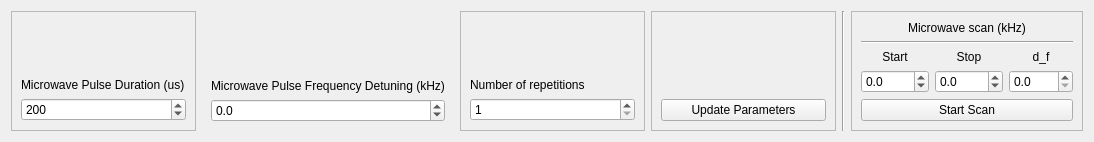
JeremyQO/GUI-Experiment, file widgets/MWSpectro/MWSpectro_sequence.ui: the form before one commit.
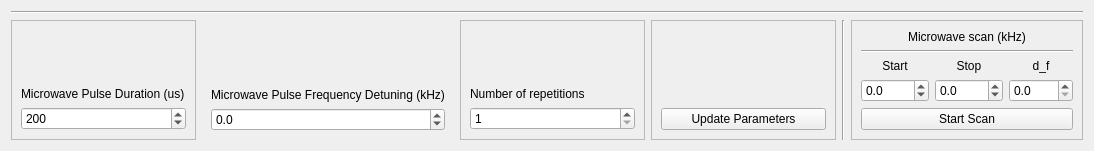
The form after the commit.

```diff
--- a/widgets/MWSpectro/MWSpectro_sequence.ui
+++ b/widgets/MWSpectro/MWSpectro_sequence.ui
@@ -14,44 +14,31 @@
    <string>Form</string>
   </property>
   <layout class="QGridLayout" name="gridLayout_2">
-   <item row="0" column="4">
-    <widget class="Line" name="line">
-     <property name="orientation">
-      <enum>Qt::Vertical</enum>
-     </property>
-    </widget>
-   </item>
-   <item row="0" column="2">
-    <widget class="QFrame" name="frame_2">
-     <property name="frameShape">
-      <enum>QFrame::StyledPanel</enum>
-     </property>
-     <property name="frameShadow">
-      <enum>QFrame::Raised</enum>
-     </property>
-     <layout class="QGridLayout" name="gridLayout_5">
+   <item row="1" column="1">
+    <widget class="QFrame" name="gridFrame">
+     <layout class="QGridLayout" name="gridLayout_4">
+      <item row="1" column="0">
+       <widget class="QLabel" name="label_2">
+        <property name="text">
+         <string>Microwave Pulse Frequency Detuning (kHz)</string>
+        </property>
+       </widget>
+      </item>
       <item row="2" column="0">
-       <widget class="QDoubleSpinBox" name="doubleSpinBox_repetitions">
+       <widget class="QDoubleSpinBox" name="doubleSpinBox_detuning">
         <property name="decimals">
-         <number>0</number>
+         <number>1</number>
         </property>
         <property name="minimum">
-         <double>1.000000000000000</double>
+         <double>-2000.000000000000000</double>
         </property>
-        <property name="value">
-         <double>1.000000000000000</double>
-        </property>
-       </widget>
-      </item>
-      <item row="1" column="0">
-       <widget class="QLabel" name="label_3">
-        <property name="text">
-         <string>Number of repetitions</string>
+        <property name="maximum">
+         <double>2000.000000000000000</double>
         </property>
        </widget>
       </item>
       <item row="0" column="0">
-       <spacer name="verticalSpacer_3">
+       <spacer name="verticalSpacer_2">
         <property name="orientation">
          <enum>Qt::Vertical</enum>
         </property>
@@ -66,7 +53,7 @@
      </layout>
     </widget>
    </item>
-   <item row="0" column="0">
+   <item row="1" column="0">
     <widget class="QFrame" name="frame">
      <property name="frameShape">
       <enum>QFrame::StyledPanel</enum>
@@ -114,7 +101,52 @@
      </layout>
     </widget>
    </item>
-   <item row="0" column="3">
+   <item row="1" column="2">
+    <widget class="QFrame" name="frame_2">
+     <property name="frameShape">
+      <enum>QFrame::StyledPanel</enum>
+     </property>
+     <property name="frameShadow">
+      <enum>QFrame::Raised</enum>
+     </property>
+     <layout class="QGridLayout" name="gridLayout_5">
+      <item row="2" column="0">
+       <widget class="QDoubleSpinBox" name="doubleSpinBox_repetitions">
+        <property name="decimals">
+         <number>0</number>
+        </property>
+        <property name="minimum">
+         <double>1.000000000000000</double>
+        </property>
+        <property name="value">
+         <double>1.000000000000000</double>
+        </property>
+       </widget>
+      </item>
+      <item row="1" column="0">
+       <widget class="QLabel" name="label_3">
+        <property name="text">
+         <string>Number of repetitions</string>
+        </property>
+       </widget>
+      </item>
+      <item row="0" column="0">
+       <spacer name="verticalSpacer_3">
+        <property name="orientation">
+         <enum>Qt::Vertical</enum>
+        </property>
+        <property name="sizeHint" stdset="0">
+         <size>
+          <width>20</width>
+          <height>40</height>
+         </size>
+        </property>
+       </spacer>
+      </item>
+     </layout>
+    </widget>
+   </item>
+   <item row="1" column="3">
     <widget class="QFrame" name="frame_6">
      <property name="frameShape">
       <enum>QFrame::StyledPanel</enum>
@@ -146,46 +178,7 @@
      </layout>
     </widget>
    </item>
-   <item row="0" column="1">
-    <widget class="QFrame" name="gridFrame">
-     <layout class="QGridLayout" name="gridLayout_4">
-      <item row="1" column="0">
-       <widget class="QLabel" name="label_2">
-        <property name="text">
-         <string>Microwave Pulse Frequency Detuning (kHz)</string>
-        </property>
-       </widget>
-      </item>
-      <item row="2" column="0">
-       <widget class="QDoubleSpinBox" name="doubleSpinBox_detuning">
-        <property name="decimals">
-         <number>1</number>
-        </property>
-        <property name="minimum">
-         <double>-2000.000000000000000</double>
-        </property>
-        <property name="maximum">
-         <double>2000.000000000000000</double>
-        </property>
-       </widget>
-      </item>
-      <item row="0" column="0">
-       <spacer name="verticalSpacer_2">
-        <property name="orientation">
-         <enum>Qt::Vertical</enum>
-        </property>
-        <property name="sizeHint" stdset="0">
-         <size>
-          <width>20</width>
-          <height>40</height>
-         </size>
-        </property>
-       </spacer>
-      </item>
-     </layout>
-    </widget>
-   </item>
-   <item row="0" column="5">
+   <item row="1" column="5">
     <widget class="QFrame" name="frame_3">
      <property name="frameShape">
       <enum>QFrame::StyledPanel</enum>
@@ -300,6 +293,20 @@
      </layout>
     </widget>
    </item>
+   <item row="1" column="4">
+    <widget class="Line" name="line">
+     <property name="orientation">
+      <enum>Qt::Vertical</enum>
+     </property>
+    </widget>
+   </item>
+   <item row="0" column="0" colspan="6">
+    <widget class="Line" name="line_3">
+     <property name="orientation">
+      <enum>Qt::Horizontal</enum>
+     </property>
+    </widget>
+   </item>
   </layout>
  </widget>
  <resources/>
```
